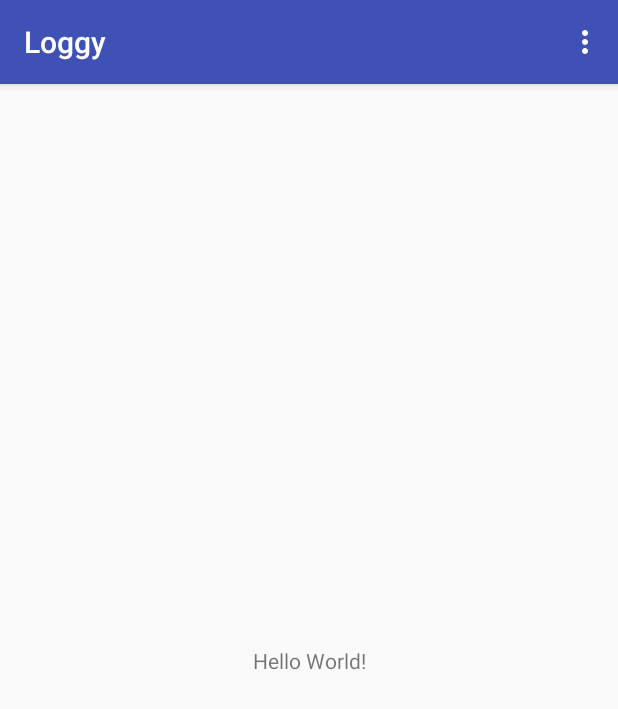
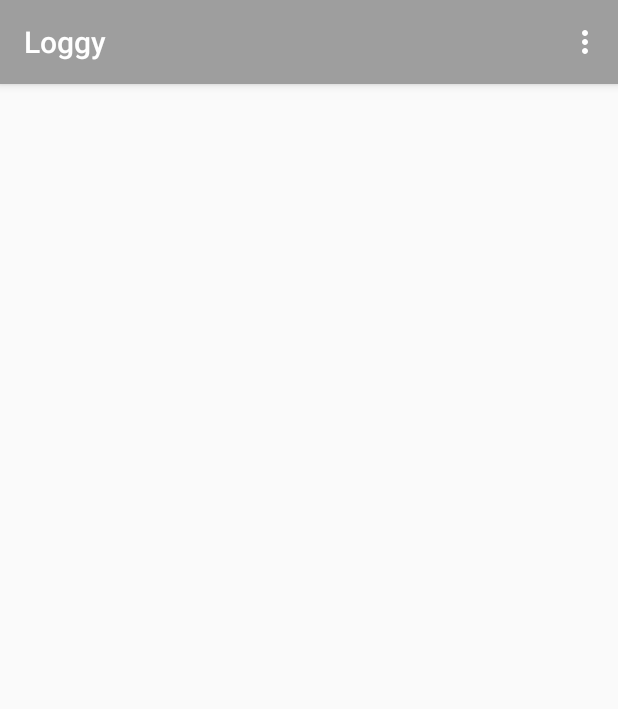
Before and after one commit to german-jongewaard/MyLogin, an Android app: the MainActivity screen opened directly, with no data from a screen before it, on a phone screen of 412 x 824 dp. Shown: the top 709 px of the screen. Run offline under Robolectric (Android 15) with nearby library versions, the phone set to English and light mode, and no system bars.

Commit message:
Login commit

```diff
--- a/app/src/main/res/drawable/splash.xml
+++ b/app/src/main/res/drawable/splash.xml
@@ -7,6 +7,6 @@
     <item>
         <bitmap
             android:gravity="center"
-            android:src="@mipmap/ic_launcher" />
+            android:src="@drawable/loginmanager" />
     </item>
     </layer-list>
--- a/app/src/main/res/layout/activity_main.xml
+++ b/app/src/main/res/layout/activity_main.xml
@@ -6,13 +6,6 @@
     android:layout_height="match_parent"
     tools:context="dev.com.jongewaard.mylogin.activities.MainActivity">
 
-    <TextView
-        android:layout_width="wrap_content"
-        android:layout_height="wrap_content"
-        android:text="Hello World!"
-        app:layout_constraintBottom_toBottomOf="parent"
-        app:layout_constraintLeft_toLeftOf="parent"
-        app:layout_constraintRight_toRightOf="parent"
-        app:layout_constraintTop_toTopOf="parent" />
+
 
 </android.support.constraint.ConstraintLayout>
--- a/app/src/main/res/values/colors.xml
+++ b/app/src/main/res/values/colors.xml
@@ -1,7 +1,11 @@
 <?xml version="1.0" encoding="utf-8"?>
 <resources>
-    <color name="colorPrimary">#3F51B5</color>
-    <color name="colorPrimaryDark">#303F9F</color>
-    <color name="colorAccent">#FF4081</color>
+    <color name="colorPrimary">#9E9E9E</color>
+    <color name="colorPrimaryDark">#616161</color>
+    <color name="colorAccent">#607D8B</color>
+    <color name="colorPrimaryText">#212121</color>
+    <color name="colorSecondaryText">#757575</color>
+    <color name="colorIcons">#212121</color>
+    <color name="colorDivider">#BDBDBD</color>
     <color name="colorWhite">#ffffff</color>
 </resources>
```
Also changed, not shown: app/src/main/res/drawable-v24/if_login.png (added), app/src/main/res/drawable-v24/loginmanager.png (added).
